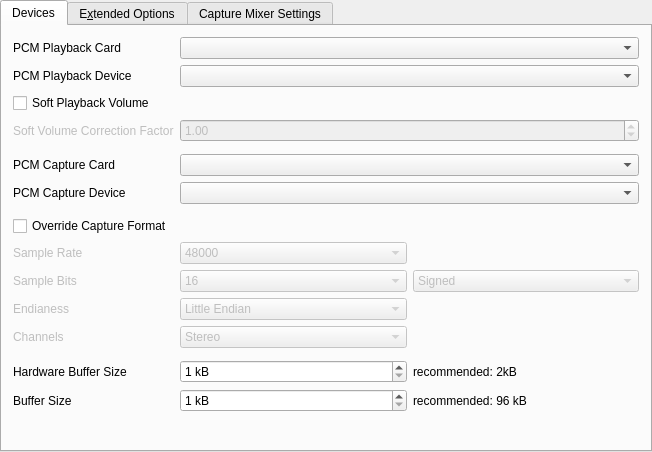
Old version of the form plugins/alsa-sound/alsa-sound-configuration-ui.ui in the repository pbek/kradio.
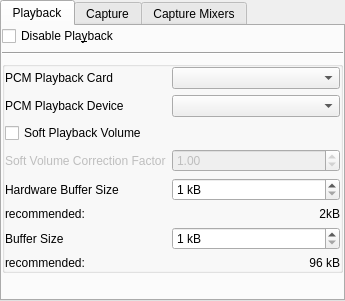
New version of the form. Custom widgets are drawn as their Qt base class.

Commit message: Big Configuration Dialog Size Fix: The size should fit now on netbooks

The edit to the form file:
```diff
--- a/plugins/alsa-sound/alsa-sound-configuration-ui.ui
+++ b/plugins/alsa-sound/alsa-sound-configuration-ui.ui
@@ -6,8 +6,8 @@
    <rect>
     <x>0</x>
     <y>0</y>
-    <width>652</width>
-    <height>452</height>
+    <width>345</width>
+    <height>301</height>
    </rect>
   </property>
   <property name="windowTitle">
@@ -24,51 +24,39 @@
      </property>
      <widget class="QWidget" name="TabPage">
       <attribute name="title">
-       <string>Devices</string>
+       <string>Playback</string>
       </attribute>
-      <layout class="QGridLayout">
+      <layout class="QGridLayout" name="gridLayout_2">
+       <item row="0" column="0" colspan="2">
+        <widget class="QCheckBox" name="chkDisablePlayback">
+         <property name="text">
+          <string>Disable Pla&amp;yback</string>
+         </property>
+         <property name="shortcut">
+          <string>Alt+Y</string>
+         </property>
+        </widget>
+       </item>
+       <item row="1" column="0" colspan="3">
+        <widget class="Line" name="line">
+         <property name="orientation">
+          <enum>Qt::Horizontal</enum>
+         </property>
+        </widget>
+       </item>
+       <item row="2" column="0" colspan="3">
+        <widget class="QGroupBox" name="groupBox">
+         <property name="title">
+          <string/>
+         </property>
+         <property name="flat">
+          <bool>true</bool>
+         </property>
+         <layout class="QGridLayout" name="gridLayout_3">
        <property name="margin">
-        <number>11</number>
+           <number>0</number>
        </property>
        <item row="4" column="0">
-        <spacer name="spacer114">
-         <property name="orientation">
-          <enum>Qt::Vertical</enum>
-         </property>
-         <property name="sizeType">
-          <enum>QSizePolicy::Expanding</enum>
-         </property>
-         <property name="sizeHint" stdset="0">
-          <size>
-           <width>20</width>
-           <height>5</height>
-          </size>
-         </property>
-        </spacer>
-       </item>
-       <item row="0" column="0">
-        <layout class="QGridLayout">
-         <item row="7" column="0">
-          <widget class="QLabel" name="textLabel2">
-           <property name="text">
-            <string>PCM Capture Card</string>
-           </property>
-           <property name="wordWrap">
-            <bool>false</bool>
-           </property>
-          </widget>
-         </item>
-         <item row="7" column="1" colspan="2">
-          <widget class="KComboBox" name="m_comboCaptureCard">
-           <property name="sizePolicy">
-            <sizepolicy hsizetype="MinimumExpanding" vsizetype="Preferred">
-             <horstretch>0</horstretch>
-             <verstretch>0</verstretch>
-            </sizepolicy>
-           </property>
-          </widget>
-         </item>
-         <item row="24" column="0">
           <widget class="QLabel" name="textLabel2_2_2">
            <property name="text">
             <string>Hardware Buffer Size</string>
@@ -78,150 +66,7 @@
            </property>
           </widget>
          </item>
-         <item row="9" column="1" colspan="2">
-          <widget class="KComboBox" name="m_comboCaptureDevice">
-           <property name="sizePolicy">
-            <sizepolicy hsizetype="MinimumExpanding" vsizetype="Preferred">
-             <horstretch>0</horstretch>
-             <verstretch>0</verstretch>
-            </sizepolicy>
-           </property>
-          </widget>
-         </item>
-         <item row="25" column="1">
-          <widget class="KIntSpinBox" name="editBufferSize">
-           <property name="sizePolicy">
-            <sizepolicy hsizetype="MinimumExpanding" vsizetype="Fixed">
-             <horstretch>0</horstretch>
-             <verstretch>0</verstretch>
-            </sizepolicy>
-           </property>
-           <property name="suffix">
-            <string> kB</string>
-           </property>
-           <property name="minimum">
-            <number>1</number>
-           </property>
-           <property name="maximum">
-            <number>1024</number>
-           </property>
-           <property name="maxValue" stdset="0">
-            <number>1024</number>
-           </property>
-           <property name="minValue" stdset="0">
-            <number>1</number>
-           </property>
-          </widget>
-         </item>
-         <item row="24" column="1">
-          <widget class="KIntSpinBox" name="editHWBufferSize">
-           <property name="sizePolicy">
-            <sizepolicy hsizetype="MinimumExpanding" vsizetype="Fixed">
-             <horstretch>0</horstretch>
-             <verstretch>0</verstretch>
-            </sizepolicy>
-           </property>
-           <property name="suffix">
-            <string> kB</string>
-           </property>
-           <property name="minimum">
-            <number>1</number>
-           </property>
-           <property name="maximum">
-            <number>1024</number>
-           </property>
-           <property name="maxValue" stdset="0">
-            <number>1024</number>
-           </property>
-           <property name="minValue" stdset="0">
-            <number>1</number>
-           </property>
-          </widget>
-         </item>
-         <item row="0" column="1" colspan="2">
-          <widget class="KComboBox" name="m_comboPlaybackCard">
-           <property name="sizePolicy">
-            <sizepolicy hsizetype="MinimumExpanding" vsizetype="Preferred">
-             <horstretch>0</horstretch>
-             <verstretch>0</verstretch>
-            </sizepolicy>
-           </property>
-          </widget>
-         </item>
-         <item row="25" column="0">
-          <widget class="QLabel" name="textLabel2_2_2_2">
-           <property name="text">
-            <string>Buffer Size</string>
-           </property>
-           <property name="wordWrap">
-            <bool>false</bool>
-           </property>
-          </widget>
-         </item>
-         <item row="1" column="1" colspan="2">
-          <widget class="KComboBox" name="m_comboPlaybackDevice">
-           <property name="sizePolicy">
-            <sizepolicy hsizetype="MinimumExpanding" vsizetype="Preferred">
-             <horstretch>0</horstretch>
-             <verstretch>0</verstretch>
-            </sizepolicy>
-           </property>
-          </widget>
-         </item>
-         <item row="1" column="0">
-          <widget class="QLabel" name="textLabel2_3">
-           <property name="text">
-            <string>PCM Playback Device</string>
-           </property>
-           <property name="wordWrap">
-            <bool>false</bool>
-           </property>
-          </widget>
-         </item>
-         <item row="9" column="0">
-          <widget class="QLabel" name="textLabel2_4">
-           <property name="text">
-            <string>PCM Capture Device</string>
-           </property>
-           <property name="wordWrap">
-            <bool>false</bool>
-           </property>
-          </widget>
-         </item>
-         <item row="0" column="0">
-          <widget class="QLabel" name="textLabel2">
-           <property name="text">
-            <string>PCM Playback Card</string>
-           </property>
-           <property name="wordWrap">
-            <bool>false</bool>
-           </property>
-          </widget>
-         </item>
-         <item row="2" column="0" colspan="3">
-          <widget class="QCheckBox" name="cbEnableSoftVolume">
-           <property name="text">
-            <string>Soft Playback Volume</string>
-           </property>
-          </widget>
-         </item>
-         <item row="5" column="0" colspan="3">
-          <widget class="KSeparator" name="kseparator"/>
-         </item>
-         <item row="23" column="0" colspan="3">
-          <widget class="KSeparator" name="kseparator_2"/>
-         </item>
-         <item row="4" column="0">
-          <widget class="QLabel" name="label">
-           <property name="enabled">
-            <bool>false</bool>
-           </property>
-           <property name="text">
-            <string>Soft Volume Correction Factor</string>
-           </property>
-          </widget>
-         </item>
-         <item row="4" column="1" colspan="2">
+          <item row="3" column="1">
           <widget class="QDoubleSpinBox" name="sbSoftVolumeCorrection">
            <property name="enabled">
             <bool>false</bool>
@@ -237,20 +82,301 @@
            </property>
           </widget>
          </item>
-         <item row="22" column="0">
-          <widget class="QLabel" name="lableChannels">
+          <item row="2" column="0">
+           <widget class="QCheckBox" name="cbEnableSoftVolume">
+            <property name="text">
+             <string>Soft Playback Volume</string>
+            </property>
+           </widget>
+          </item>
+          <item row="4" column="1">
+           <widget class="KIntSpinBox" name="editHWBufferSize">
+            <property name="sizePolicy">
+             <sizepolicy hsizetype="MinimumExpanding" vsizetype="Fixed">
+              <horstretch>0</horstretch>
+              <verstretch>0</verstretch>
+             </sizepolicy>
+            </property>
+            <property name="suffix">
+             <string> kB</string>
+            </property>
+            <property name="minimum">
+             <number>1</number>
+            </property>
+            <property name="maximum">
+             <number>1024</number>
+            </property>
+            <property name="maxValue" stdset="0">
+             <number>1024</number>
+            </property>
+            <property name="minValue" stdset="0">
+             <number>1</number>
+            </property>
+           </widget>
+          </item>
+          <item row="1" column="0">
+           <widget class="QLabel" name="textLabel2_3">
+            <property name="text">
+             <string>PCM Playback Device</string>
+            </property>
+            <property name="wordWrap">
+             <bool>false</bool>
+            </property>
+           </widget>
+          </item>
+          <item row="0" column="0">
+           <widget class="QLabel" name="textLabel2">
+            <property name="text">
+             <string>PCM Playback Card</string>
+            </property>
+            <property name="wordWrap">
+             <bool>false</bool>
+            </property>
+           </widget>
+          </item>
+          <item row="0" column="1">
+           <widget class="KComboBox" name="m_comboPlaybackCard">
+            <property name="sizePolicy">
+             <sizepolicy hsizetype="MinimumExpanding" vsizetype="Preferred">
+              <horstretch>0</horstretch>
+              <verstretch>0</verstretch>
+             </sizepolicy>
+            </property>
+           </widget>
+          </item>
+          <item row="3" column="0">
+           <widget class="QLabel" name="label">
            <property name="enabled">
             <bool>false</bool>
            </property>
            <property name="text">
-            <string>Channels</string>
-           </property>
+             <string>Soft Volume Correction Factor</string>
+            </property>
+           </widget>
+          </item>
+          <item row="6" column="0">
+           <widget class="QLabel" name="textLabel2_2_2_2">
+            <property name="text">
+             <string>Buffer Size</string>
+            </property>
            <property name="wordWrap">
             <bool>false</bool>
            </property>
           </widget>
          </item>
-         <item row="15" column="1">
+          <item row="1" column="1">
+           <widget class="KComboBox" name="m_comboPlaybackDevice">
+            <property name="sizePolicy">
+             <sizepolicy hsizetype="MinimumExpanding" vsizetype="Preferred">
+              <horstretch>0</horstretch>
+              <verstretch>0</verstretch>
+             </sizepolicy>
+            </property>
+           </widget>
+          </item>
+          <item row="6" column="1">
+           <widget class="KIntSpinBox" name="editBufferSize">
+            <property name="sizePolicy">
+             <sizepolicy hsizetype="MinimumExpanding" vsizetype="Fixed">
+              <horstretch>0</horstretch>
+              <verstretch>0</verstretch>
+             </sizepolicy>
+            </property>
+            <property name="suffix">
+             <string> kB</string>
+            </property>
+            <property name="minimum">
+             <number>1</number>
+            </property>
+            <property name="maximum">
+             <number>1024</number>
+            </property>
+            <property name="maxValue" stdset="0">
+             <number>1024</number>
+            </property>
+            <property name="minValue" stdset="0">
+             <number>1</number>
+            </property>
+           </widget>
+          </item>
+          <item row="5" column="1">
+           <widget class="QLabel" name="textLabel2_2_3">
+            <property name="text">
+             <string>2kB</string>
+            </property>
+            <property name="alignment">
+             <set>Qt::AlignRight|Qt::AlignTrailing|Qt::AlignVCenter</set>
+            </property>
+            <property name="wordWrap">
+             <bool>false</bool>
+            </property>
+           </widget>
+          </item>
+          <item row="7" column="1">
+           <widget class="QLabel" name="textLabel2_2_4">
+            <property name="text">
+             <string>96 kB</string>
+            </property>
+            <property name="alignment">
+             <set>Qt::AlignRight|Qt::AlignTrailing|Qt::AlignVCenter</set>
+            </property>
+            <property name="wordWrap">
+             <bool>false</bool>
+            </property>
+           </widget>
+          </item>
+          <item row="5" column="0">
+           <widget class="QLabel" name="textLabel2_2_5">
+            <property name="text">
+             <string>recommended:</string>
+            </property>
+            <property name="wordWrap">
+             <bool>false</bool>
+            </property>
+           </widget>
+          </item>
+          <item row="7" column="0">
+           <widget class="QLabel" name="textLabel2_2_6">
+            <property name="text">
+             <string>recommended:</string>
+            </property>
+            <property name="wordWrap">
+             <bool>false</bool>
+            </property>
+           </widget>
+          </item>
+         </layout>
+        </widget>
+       </item>
+       <item row="3" column="0" colspan="3">
+        <spacer name="verticalSpacer_2">
+         <property name="orientation">
+          <enum>Qt::Vertical</enum>
+         </property>
+         <property name="sizeHint" stdset="0">
+          <size>
+           <width>20</width>
+           <height>40</height>
+          </size>
+         </property>
+        </spacer>
+       </item>
+      </layout>
+     </widget>
+     <widget class="QWidget" name="CaptureDevice">
+      <attribute name="title">
+       <string>Capture</string>
+      </attribute>
+      <layout class="QGridLayout" name="gridLayout">
+       <item row="0" column="0">
+        <widget class="QCheckBox" name="chkDisableCapture">
+         <property name="text">
+          <string>Disa&amp;ble Capture</string>
+         </property>
+         <property name="shortcut">
+          <string>Alt+B</string>
+         </property>
+        </widget>
+       </item>
+       <item row="1" column="0" colspan="2">
+        <widget class="Line" name="line_2">
+         <property name="orientation">
+          <enum>Qt::Horizontal</enum>
+         </property>
+        </widget>
+       </item>
+       <item row="2" column="0" colspan="2">
+        <widget class="QGroupBox" name="groupBox_2">
+         <property name="title">
+          <string/>
+         </property>
+         <property name="flat">
+          <bool>true</bool>
+         </property>
+         <layout class="QGridLayout" name="gridLayout_4">
+          <property name="margin">
+           <number>0</number>
+          </property>
+          <item row="6" column="1">
+           <widget class="KComboBox" name="m_cbChannels">
+            <property name="enabled">
+             <bool>false</bool>
+            </property>
+            <property name="sizePolicy">
+             <sizepolicy hsizetype="MinimumExpanding" vsizetype="Fixed">
+              <horstretch>0</horstretch>
+              <verstretch>0</verstretch>
+             </sizepolicy>
+            </property>
+            <item>
+             <property name="text">
+              <string>Stereo</string>
+             </property>
+            </item>
+            <item>
+             <property name="text">
+              <string>Mono</string>
+             </property>
+            </item>
+           </widget>
+          </item>
+          <item row="0" column="0">
+           <widget class="QLabel" name="textLabel2_2">
+            <property name="text">
+             <string>PCM Capture Card</string>
+            </property>
+            <property name="wordWrap">
+             <bool>false</bool>
+            </property>
+           </widget>
+          </item>
+          <item row="1" column="1">
+           <widget class="KComboBox" name="m_comboCaptureDevice">
+            <property name="sizePolicy">
+             <sizepolicy hsizetype="MinimumExpanding" vsizetype="Preferred">
+              <horstretch>0</horstretch>
+              <verstretch>0</verstretch>
+             </sizepolicy>
+            </property>
+           </widget>
+          </item>
+          <item row="4" column="0">
+           <widget class="QLabel" name="lableBits">
+            <property name="enabled">
+             <bool>false</bool>
+            </property>
+            <property name="text">
+             <string>Sample Bits</string>
+            </property>
+            <property name="wordWrap">
+             <bool>false</bool>
+            </property>
+           </widget>
+          </item>
+          <item row="4" column="2">
+           <widget class="KComboBox" name="m_cbSign">
+            <property name="enabled">
+             <bool>false</bool>
+            </property>
+            <property name="sizePolicy">
+             <sizepolicy hsizetype="MinimumExpanding" vsizetype="Fixed">
+              <horstretch>1</horstretch>
+              <verstretch>0</verstretch>
+             </sizepolicy>
+            </property>
+            <item>
+             <property name="text">
+              <string>Signed</string>
+             </property>
+            </item>
+            <item>
+             <property name="text">
+              <string>Unsigned</string>
+             </property>
+            </item>
+           </widget>
+          </item>
+          <item row="3" column="1">
           <widget class="KComboBox" name="m_cbRate">
            <property name="enabled">
             <bool>false</bool>
@@ -288,7 +414,7 @@
            </item>
           </widget>
          </item>
-         <item row="17" column="1">
+          <item row="5" column="1">
           <widget class="KComboBox" name="m_cbEndianess">
            <property name="enabled">
             <bool>false</bool>
@@ -311,56 +437,7 @@
            </item>
           </widget>
          </item>
-         <item row="15" column="0">
-          <widget class="QLabel" name="labelRate">
-           <property name="enabled">
-            <bool>false</bool>
-           </property>
-           <property name="text">
-            <string>Sample Rate</string>
-           </property>
-           <property name="wordWrap">
-            <bool>false</bool>
-           </property>
-          </widget>
-         </item>
-         <item row="17" column="0">
-          <widget class="QLabel" name="lableEndianess">
-           <property name="enabled">
-            <bool>false</bool>
-           </property>
-           <property name="text">
-            <string>Endianess</string>
-           </property>
-           <property name="wordWrap">
-            <bool>false</bool>
-           </property>
-          </widget>
-         </item>
-         <item row="22" column="1">
-          <widget class="KComboBox" name="m_cbChannels">
-           <property name="enabled">
-            <bool>false</bool>
-           </property>
-           <property name="sizePolicy">
-            <sizepolicy hsizetype="MinimumExpanding" vsizetype="Fixed">
-             <horstretch>0</horstretch>
-             <verstretch>0</verstretch>
-            </sizepolicy>
-           </property>
-           <item>
-            <property name="text">
-             <string>Stereo</string>
-            </property>
-           </item>
-           <item>
-            <property name="text">
-             <string>Mono</string>
-            </property>
-           </item>
-          </widget>
-         </item>
-         <item row="11" column="0" colspan="3">
+          <item row="2" column="0" colspan="2">
           <widget class="QCheckBox" name="cbEnableCaptureFormatOverride">
            <property name="toolTip">
             <string>&lt;!DOCTYPE HTML PUBLIC &quot;-//W3C//DTD HTML 4.0//EN&quot; &quot;http://www.w3.org/TR/REC-html40/strict.dtd&quot;&gt;
@@ -381,11 +458,21 @@
            </property>
           </widget>
          </item>
-         <item row="10" column="0" colspan="3">
-          <widget class="KSeparator" name="kseparator_3"/>
-         </item>
-         <item row="16" column="0">
-          <widget class="QLabel" name="lableBits">
+          <item row="6" column="0">
+           <widget class="QLabel" name="lableChannels">
+            <property name="enabled">
+             <bool>false</bool>
+            </property>
+            <property name="text">
+             <string>Channels</string>
+            </property>
+            <property name="wordWrap">
+             <bool>false</bool>
+            </property>
+           </widget>
+          </item>
+          <item row="5" column="0">
+           <widget class="QLabel" name="lableEndianess">
            <property name="enabled">
             <bool>false</bool>
            </property>
@@ -397,14 +484,47 @@
            </property>
           </widget>
          </item>
-         <item row="16" column="1">
+          <item row="1" column="0">
+           <widget class="QLabel" name="textLabel2_4">
+            <property name="text">
+             <string>PCM Capture Device</string>
+            </property>
+            <property name="wordWrap">
+             <bool>false</bool>
+            </property>
+           </widget>
+          </item>
+          <item row="0" column="1">
+           <widget class="KComboBox" name="m_comboCaptureCard">
+            <property name="sizePolicy">
+             <sizepolicy hsizetype="MinimumExpanding" vsizetype="Preferred">
+              <horstretch>0</horstretch>
+              <verstretch>0</verstretch>
+             </sizepolicy>
+            </property>
+           </widget>
+          </item>
+          <item row="3" column="0">
+           <widget class="QLabel" name="labelRate">
+            <property name="enabled">
+             <bool>false</bool>
+            </property>
+            <property name="text">
+             <string>Sample Rate</string>
+            </property>
+            <property name="wordWrap">
+             <bool>false</bool>
+            </property>
+           </widget>
+          </item>
+          <item row="4" column="1">
           <widget class="KComboBox" name="m_cbBits">
            <property name="enabled">
             <bool>false</bool>
            </property>
            <property name="sizePolicy">
             <sizepolicy hsizetype="MinimumExpanding" vsizetype="Fixed">
-             <horstretch>0</horstretch>
+              <horstretch>2</horstretch>
              <verstretch>0</verstretch>
             </sizepolicy>
            </property>
@@ -420,89 +540,28 @@
            </item>
           </widget>
          </item>
-         <item row="16" column="2">
-          <widget class="KComboBox" name="m_cbSign">
-           <property name="enabled">
-            <bool>false</bool>
-           </property>
-           <property name="sizePolicy">
-            <sizepolicy hsizetype="MinimumExpanding" vsizetype="Fixed">
-             <horstretch>0</horstretch>
-             <verstretch>0</verstretch>
-            </sizepolicy>
-           </property>
-           <item>
-            <property name="text">
-             <string>Signed</string>
-            </property>
-           </item>
-           <item>
-            <property name="text">
-             <string>Unsigned</string>
-            </property>
-           </item>
-          </widget>
-         </item>
-         <item row="24" column="2">
-          <widget class="QLabel" name="textLabel2_2_3">
-           <property name="text">
-            <string>recommended: 2kB</string>
-           </property>
-           <property name="wordWrap">
-            <bool>false</bool>
-           </property>
-          </widget>
-         </item>
-         <item row="25" column="2">
-          <widget class="QLabel" name="textLabel2_2_4">
-           <property name="text">
-            <string>recommended: 96 kB</string>
-           </property>
-           <property name="wordWrap">
-            <bool>false</bool>
-           </property>
-          </widget>
-         </item>
-        </layout>
-       </item>
-      </layout>
-     </widget>
-     <widget class="QWidget" name="TabPage">
-      <attribute name="title">
-       <string>E&amp;xtended Options</string>
-      </attribute>
-      <layout class="QGridLayout">
-       <property name="margin">
-        <number>11</number>
-       </property>
-       <item row="0" column="0">
-        <widget class="QCheckBox" name="chkDisablePlayback">
-         <property name="text">
-          <string>Disable Pla&amp;yback</string>
-         </property>
-         <property name="shortcut">
-          <string>Alt+Y</string>
-         </property>
-        </widget>
+         </layout>
+         <zorder>m_cbChannels</zorder>
+         <zorder>textLabel2_2</zorder>
+         <zorder>m_comboCaptureDevice</zorder>
+         <zorder>lableBits</zorder>
+         <zorder>m_cbSign</zorder>
+         <zorder>m_cbRate</zorder>
+         <zorder>m_cbEndianess</zorder>
+         <zorder>cbEnableCaptureFormatOverride</zorder>
+         <zorder>lableChannels</zorder>
+         <zorder>lableEndianess</zorder>
+         <zorder>textLabel2_4</zorder>
+         <zorder>m_comboCaptureCard</zorder>
+         <zorder>labelRate</zorder>
+         <zorder>m_cbBits</zorder>
+        </widget>
        </item>
-       <item row="1" column="0">
-        <widget class="QCheckBox" name="chkDisableCapture">
-         <property name="text">
-          <string>Disa&amp;ble Capture</string>
-         </property>
-         <property name="shortcut">
-          <string>Alt+B</string>
-         </property>
-        </widget>
-       </item>
-       <item row="2" column="0">
-        <spacer name="spacer113">
+       <item row="3" column="0" colspan="2">
+        <spacer name="verticalSpacer">
          <property name="orientation">
           <enum>Qt::Vertical</enum>
          </property>
-         <property name="sizeType">
-          <enum>QSizePolicy::Expanding</enum>
-         </property>
          <property name="sizeHint" stdset="0">
           <size>
            <width>20</width>
@@ -515,7 +574,7 @@
      </widget>
      <widget class="QWidget" name="TabPage">
       <attribute name="title">
-       <string>Capture Mixer Settings</string>
+       <string>Capture Mixers</string>
       </attribute>
       <layout class="QGridLayout">
        <property name="margin">
@@ -562,11 +621,6 @@
    <extends>QComboBox</extends>
    <header>kcombobox.h</header>
   </customwidget>
-  <customwidget>
-   <class>KSeparator</class>
-   <extends>QFrame</extends>
-   <header>kseparator.h</header>
-  </customwidget>
  </customwidgets>
  <tabstops>
   <tabstop>kTabWidget8</tabstop>
```
Left out of the diff: 238 changed lines with no effect on the pictures. Lines whose indentation alone changed are shown as unchanged. The commit also changes 9 other files.
